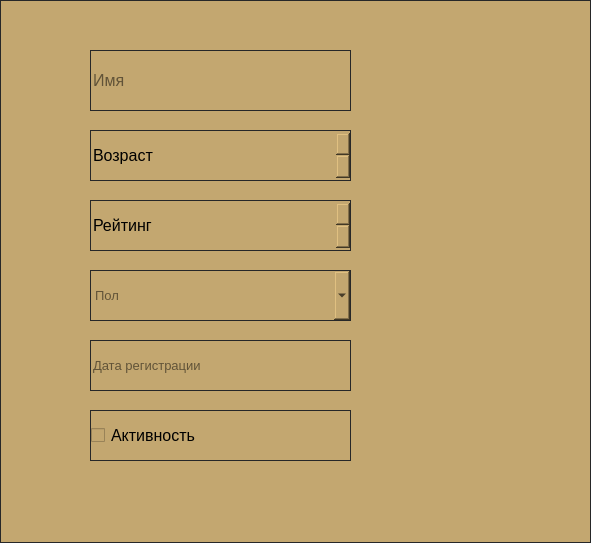
The window that PlayerDialog.ui (Alexeygersh/OOP_5sem_Labs_QT) describes before a commit, drawn with Qt 5.
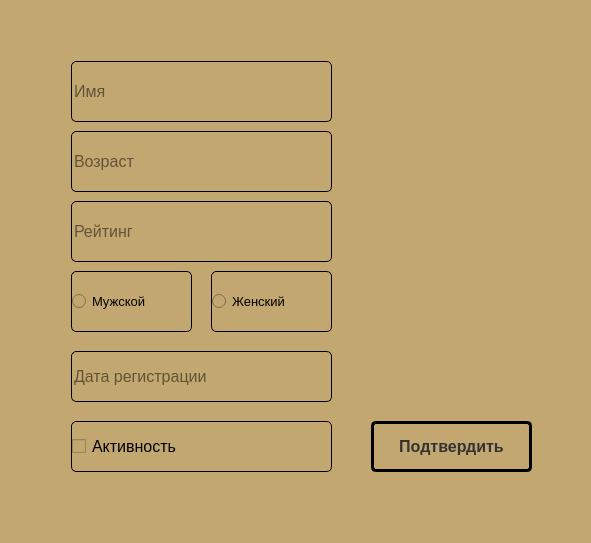
The same window after the commit.

Patch:
```diff
--- a/PlayerDialog.ui
+++ b/PlayerDialog.ui
@@ -14,36 +14,54 @@
    <string>Dialog</string>
   </property>
   <property name="styleSheet">
+   <string notr="true">selection-background-color: rgb(170, 170, 127);
+selection-color: rgb(170, 0, 0);
+background-color: rgb(195, 167, 112);</string>
+  </property>
+  <property name="sizeGripEnabled">
+   <bool>false</bool>
+  </property>
+  <widget class="QScrollArea" name="scrollArea">
+   <property name="geometry">
+    <rect>
+     <x>40</x>
+     <y>30</y>
+     <width>531</width>
+     <height>491</height>
+    </rect>
+   </property>
+   <property name="styleSheet">
    <string notr="true">background-color: rgb(195, 167, 112);
-border: 1px solid rgb(38, 39, 40);
-color: rgb(0, 0, 0);</string>
-  </property>
-  <widget class="QSpinBox" name="ageSpinBox">
+border-radius: 5px;
+color: rgb(0, 0, 0);
+border: 1px solid  rgb(195, 167, 112);
+
+
+</string>
+   </property>
+   <property name="sizeAdjustPolicy">
+    <enum>QAbstractScrollArea::SizeAdjustPolicy::AdjustToContents</enum>
+   </property>
+   <property name="widgetResizable">
+    <bool>true</bool>
+   </property>
+   <widget class="QWidget" name="scrollAreaWidgetContents">
    <property name="geometry">
     <rect>
-     <x>90</x>
-     <y>130</y>
-     <width>261</width>
-     <height>51</height>
-    </rect>
-   </property>
-   <property name="font">
-    <font>
-     <pointsize>12</pointsize>
-    </font>
-   </property>
-   <property name="specialValueText">
-    <string>Возраст</string>
-   </property>
-   <property name="maximum">
-    <number>120</number>
-   </property>
-  </widget>
+      <x>0</x>
+      <y>0</y>
+      <width>529</width>
+      <height>489</height>
+     </rect>
+    </property>
+    <property name="styleSheet">
+     <string notr="true"/>
+    </property>
   <widget class="QCheckBox" name="checkBox">
    <property name="geometry">
     <rect>
-     <x>90</x>
-     <y>410</y>
+       <x>30</x>
+       <y>390</y>
      <width>261</width>
      <height>51</height>
     </rect>
@@ -53,15 +71,86 @@
      <pointsize>12</pointsize>
     </font>
    </property>
+     <property name="styleSheet">
+      <string notr="true">border: 1px solid rgb(0, 0, 0);</string>
+     </property>
    <property name="text">
     <string>Активность</string>
    </property>
   </widget>
+    <widget class="QLineEdit" name="registrationDateEdit">
+     <property name="geometry">
+      <rect>
+       <x>30</x>
+       <y>320</y>
+       <width>261</width>
+       <height>51</height>
+      </rect>
+     </property>
+     <property name="font">
+      <font>
+       <pointsize>12</pointsize>
+      </font>
+     </property>
+     <property name="styleSheet">
+      <string notr="true">border: 1px solid rgb(0, 0, 0);</string>
+     </property>
+     <property name="placeholderText">
+      <string>Дата регистрации</string>
+     </property>
+    </widget>
+    <widget class="QLineEdit" name="ageLineEdit">
+     <property name="geometry">
+      <rect>
+       <x>30</x>
+       <y>100</y>
+       <width>261</width>
+       <height>61</height>
+      </rect>
+     </property>
+     <property name="font">
+      <font>
+       <pointsize>12</pointsize>
+      </font>
+     </property>
+     <property name="styleSheet">
+      <string notr="true">border: 1px solid rgb(0, 0, 0);</string>
+     </property>
+     <property name="placeholderText">
+      <string>Возраст</string>
+     </property>
+    </widget>
+    <widget class="QPushButton" name="pushButton">
+     <property name="geometry">
+      <rect>
+       <x>330</x>
+       <y>390</y>
+       <width>161</width>
+       <height>51</height>
+      </rect>
+     </property>
+     <property name="font">
+      <font>
+       <pointsize>12</pointsize>
+       <bold>true</bold>
+      </font>
+     </property>
+     <property name="styleSheet">
+      <string notr="true">border: 3px solid rgb(0, 0, 0);
+background-color: rgb(195, 167, 112);
+color: #333;
+padding: 5px;
+</string>
+     </property>
+     <property name="text">
+      <string>Подтвердить</string>
+     </property>
+    </widget>
   <widget class="QLineEdit" name="nameEdit">
    <property name="geometry">
     <rect>
-     <x>90</x>
-     <y>50</y>
+       <x>30</x>
+       <y>30</y>
      <width>261</width>
      <height>61</height>
     </rect>
@@ -71,6 +160,9 @@
      <pointsize>12</pointsize>
     </font>
    </property>
+     <property name="styleSheet">
+      <string notr="true">border: 1px solid rgb(0, 0, 0);</string>
+     </property>
    <property name="text">
     <string/>
    </property>
@@ -78,31 +170,13 @@
     <string>Имя</string>
    </property>
   </widget>
-  <widget class="QLineEdit" name="registrationDateEdit">
+    <widget class="QLineEdit" name="ratingLineEdit">
    <property name="geometry">
     <rect>
-     <x>90</x>
-     <y>340</y>
+       <x>30</x>
+       <y>170</y>
      <width>261</width>
-     <height>51</height>
-    </rect>
-   </property>
-   <property name="font">
-    <font>
-     <pointsize>10</pointsize>
-    </font>
-   </property>
-   <property name="placeholderText">
-    <string>Дата регистрации</string>
-   </property>
-  </widget>
-  <widget class="QSpinBox" name="ratingSpinBox">
-   <property name="geometry">
-    <rect>
-     <x>90</x>
-     <y>200</y>
-     <width>261</width>
-     <height>51</height>
+       <height>61</height>
     </rect>
    </property>
    <property name="font">
@@ -110,23 +184,20 @@
      <pointsize>12</pointsize>
     </font>
    </property>
-   <property name="specialValueText">
+     <property name="styleSheet">
+      <string notr="true">border: 1px solid rgb(0, 0, 0);</string>
+     </property>
+     <property name="placeholderText">
     <string>Рейтинг</string>
    </property>
-   <property name="maximum">
-    <number>3000</number>
-   </property>
-   <property name="singleStep">
-    <number>50</number>
-   </property>
-  </widget>
-  <widget class="QComboBox" name="genderComboBox">
+    </widget>
+    <widget class="QRadioButton" name="maleRadioButton">
    <property name="geometry">
     <rect>
-     <x>90</x>
-     <y>270</y>
-     <width>261</width>
-     <height>51</height>
+       <x>30</x>
+       <y>240</y>
+       <width>121</width>
+       <height>61</height>
     </rect>
    </property>
    <property name="font">
@@ -134,19 +205,41 @@
      <pointsize>10</pointsize>
     </font>
    </property>
-   <property name="placeholderText">
-    <string>Пол</string>
-   </property>
-   <item>
+     <property name="accessibleName">
+      <string>M</string>
+     </property>
+     <property name="styleSheet">
+      <string notr="true">border: 1px solid rgb(0, 0, 0);</string>
+     </property>
     <property name="text">
      <string>Мужской</string>
     </property>
-   </item>
-   <item>
+    </widget>
+    <widget class="QRadioButton" name="femaleRadioButton">
+     <property name="geometry">
+      <rect>
+       <x>170</x>
+       <y>240</y>
+       <width>121</width>
+       <height>61</height>
+      </rect>
+     </property>
+     <property name="font">
+      <font>
+       <pointsize>10</pointsize>
+      </font>
+     </property>
+     <property name="accessibleName">
+      <string>F</string>
+     </property>
+     <property name="styleSheet">
+      <string notr="true">border: 1px solid rgb(0, 0, 0);</string>
+     </property>
     <property name="text">
      <string>Женский</string>
     </property>
-   </item>
+    </widget>
+   </widget>
   </widget>
  </widget>
  <resources/>
```
Lines whose indentation alone changed are shown as unchanged.
